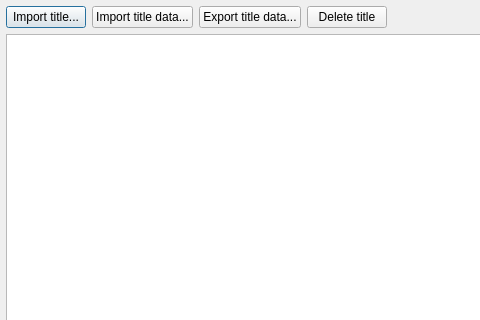
Before: the Qt Designer form src/frontend/qt_sdl/TitleManagerDialog.ui in openpak/melonds, drawn with Qt 5; both pictures show x 0 to 480 and y 0 to 320 of the 608 by 466 pixel window.
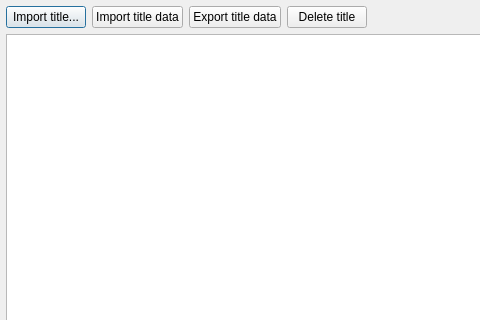
After: the same form once the commit is applied.

Patch:
```diff
--- a/src/frontend/qt_sdl/TitleManagerDialog.ui
+++ b/src/frontend/qt_sdl/TitleManagerDialog.ui
@@ -44,7 +44,7 @@
         <string>&lt;html&gt;&lt;head/&gt;&lt;body&gt;&lt;p&gt;Import data (save, banner...) for the selected title.&lt;/p&gt;&lt;/body&gt;&lt;/html&gt;</string>
        </property>
        <property name="text">
-        <string>Import title data...</string>
+        <string>Import title data</string>
        </property>
       </widget>
      </item>
@@ -54,7 +54,7 @@
         <string>&lt;html&gt;&lt;head/&gt;&lt;body&gt;&lt;p&gt;Export the data (save, banner...) associated with the selected title.&lt;/p&gt;&lt;/body&gt;&lt;/html&gt;</string>
        </property>
        <property name="text">
-        <string>Export title data...</string>
+        <string>Export title data</string>
        </property>
       </widget>
      </item>
```
